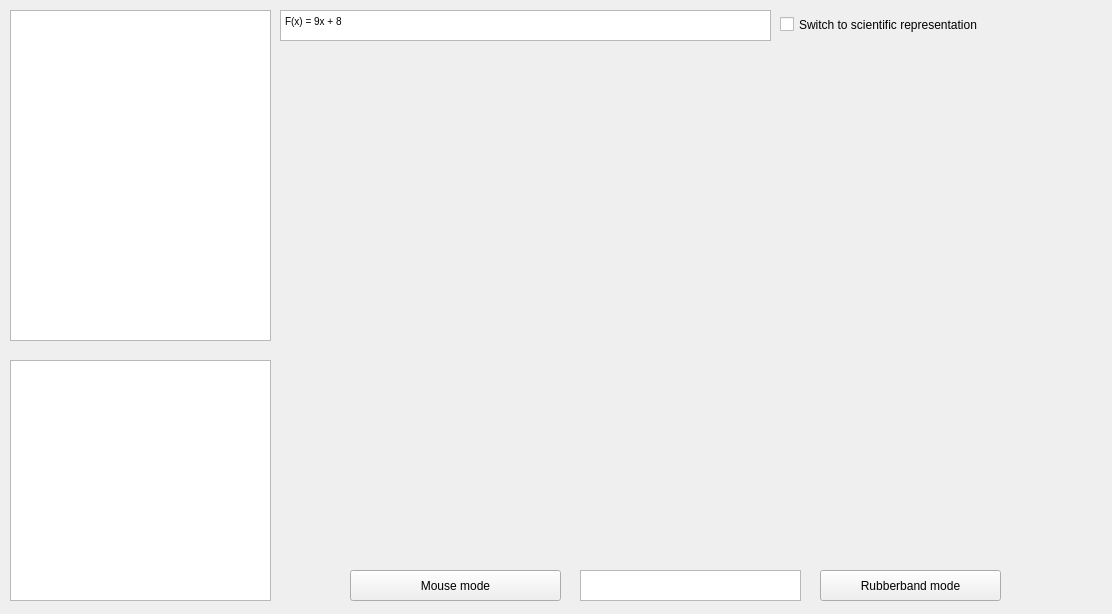
First picture: the form in Affichage/Sources/displaywindow.ui, repository Samy206/Evaluation_vectorielle, before the edit.
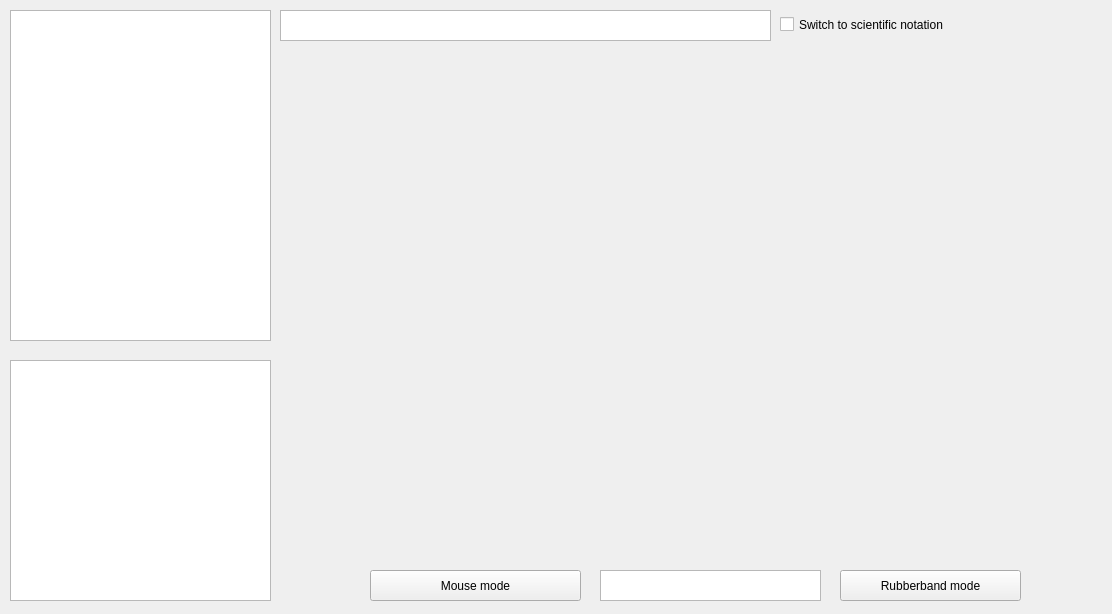
Second picture: the form after the edit.

What changed in the file:
```diff
--- a/Affichage/Sources/displaywindow.ui
+++ b/Affichage/Sources/displaywindow.ui
@@ -29,8 +29,8 @@
     <string>&lt;!DOCTYPE HTML PUBLIC &quot;-//W3C//DTD HTML 4.0//EN&quot; &quot;http://www.w3.org/TR/REC-html40/strict.dtd&quot;&gt;
 &lt;html&gt;&lt;head&gt;&lt;meta name=&quot;qrichtext&quot; content=&quot;1&quot; /&gt;&lt;style type=&quot;text/css&quot;&gt;
 p, li { white-space: pre-wrap; }
-&lt;/style&gt;&lt;/head&gt;&lt;body style=&quot; font-family:'MS Shell Dlg 2'; font-size:7.8pt; font-weight:400; font-style:normal;&quot;&gt;
-&lt;p style=&quot; margin-top:0px; margin-bottom:0px; margin-left:0px; margin-right:0px; -qt-block-indent:0; text-indent:0px;&quot;&gt;F(x) = 9x + 8&lt;/p&gt;&lt;/body&gt;&lt;/html&gt;</string>
+&lt;/style&gt;&lt;/head&gt;&lt;body style=&quot; font-family:'MS Shell Dlg 2'; font-size:8.14286pt; font-weight:400; font-style:normal;&quot;&gt;
+&lt;p style=&quot;-qt-paragraph-type:empty; margin-top:0px; margin-bottom:0px; margin-left:0px; margin-right:0px; -qt-block-indent:0; text-indent:0px; font-size:8.14286pt;&quot;&gt;&lt;br /&gt;&lt;/p&gt;&lt;/body&gt;&lt;/html&gt;</string>
    </property>
   </widget>
   <widget class="QWidget" name="verticalLayoutWidget">
@@ -64,13 +64,13 @@
     </rect>
    </property>
    <property name="text">
-    <string>Switch to scientific representation</string>
+    <string>Switch to scientific notation</string>
    </property>
   </widget>
   <widget class="QPushButton" name="pushButton">
    <property name="geometry">
     <rect>
-     <x>350</x>
+     <x>370</x>
      <y>570</y>
      <width>211</width>
      <height>31</height>
@@ -86,7 +86,7 @@
   <widget class="QPushButton" name="pushButton_2">
    <property name="geometry">
     <rect>
-     <x>820</x>
+     <x>840</x>
      <y>570</y>
      <width>181</width>
      <height>31</height>
@@ -102,7 +102,7 @@
   <widget class="QTextBrowser" name="Display_stat_3">
    <property name="geometry">
     <rect>
-     <x>580</x>
+     <x>600</x>
      <y>570</y>
      <width>221</width>
      <height>31</height>
@@ -115,7 +115,7 @@
     <string>&lt;!DOCTYPE HTML PUBLIC &quot;-//W3C//DTD HTML 4.0//EN&quot; &quot;http://www.w3.org/TR/REC-html40/strict.dtd&quot;&gt;
 &lt;html&gt;&lt;head&gt;&lt;meta name=&quot;qrichtext&quot; content=&quot;1&quot; /&gt;&lt;style type=&quot;text/css&quot;&gt;
 p, li { white-space: pre-wrap; }
-&lt;/style&gt;&lt;/head&gt;&lt;body style=&quot; font-family:'MS Shell Dlg 2'; font-size:7.8pt; font-weight:400; font-style:normal;&quot;&gt;
+&lt;/style&gt;&lt;/head&gt;&lt;body style=&quot; font-family:'MS Shell Dlg 2'; font-size:8.14286pt; font-weight:400; font-style:normal;&quot;&gt;
 &lt;p style=&quot;-qt-paragraph-type:empty; margin-top:0px; margin-bottom:0px; margin-left:0px; margin-right:0px; -qt-block-indent:0; text-indent:0px; font-size:8.14286pt;&quot;&gt;&lt;br /&gt;&lt;/p&gt;&lt;/body&gt;&lt;/html&gt;</string>
    </property>
   </widget>
```
Left out of the diff: 2 changed lines with no effect on the pictures.
